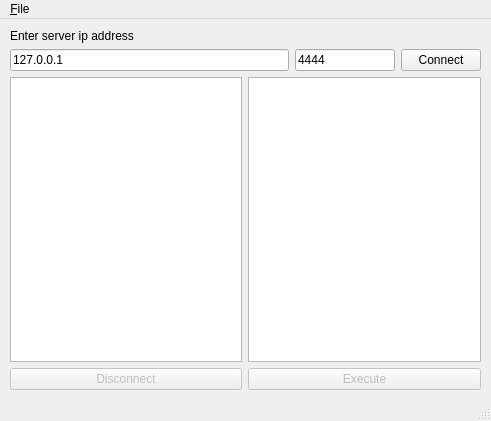
Qt form client/mainwindow.ui (alexcambose/computer-networks-faculty) before a commit.
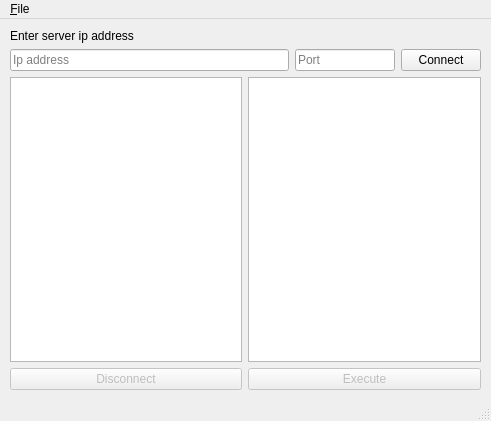
The same form after that commit.

Diff of the .ui file:
```diff
--- a/client/mainwindow.ui
+++ b/client/mainwindow.ui
@@ -57,7 +57,7 @@
        <item>
         <widget class="QLineEdit" name="ipaAddressInput">
          <property name="text">
-          <string>127.0.0.1</string>
+          <string/>
          </property>
          <property name="placeholderText">
           <string>Ip address</string>
@@ -73,7 +73,7 @@
           </size>
          </property>
          <property name="text">
-          <string>4444</string>
+          <string/>
          </property>
          <property name="placeholderText">
           <string>Port</string>
```
